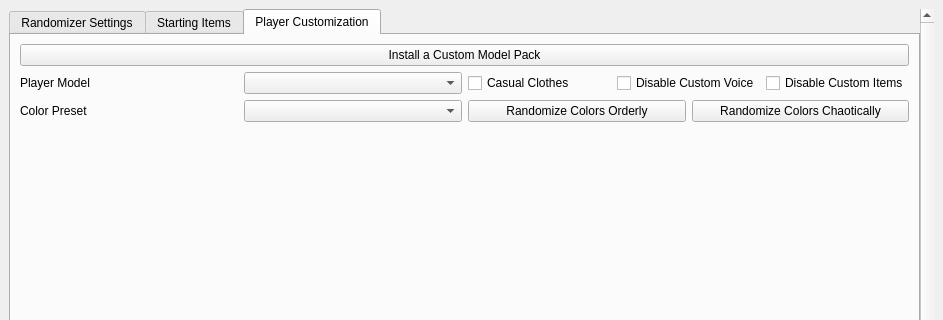
LagoLunatic/wwrando, file wwr_ui/randomizer_window.ui: the form before one commit; both pictures show x 0 to 943 and y 0 to 320 of the 943 by 671 pixel window.
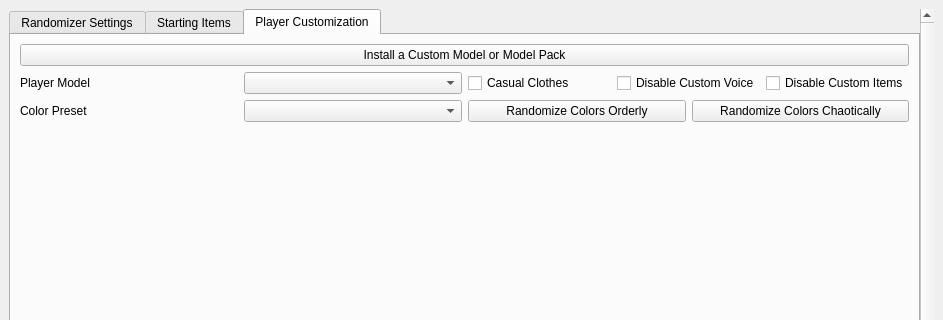
The form after the commit. The open tabs and pages were chosen to show the change.

Commit message: Support custom model packs containing multiple models

The edit to the form file:
```diff
--- a/wwr_ui/randomizer_window.ui
+++ b/wwr_ui/randomizer_window.ui
@@ -937,7 +937,7 @@
               <item row="0" column="0" colspan="2">
                <widget class="QPushButton" name="install_custom_model">
                 <property name="text">
-                 <string>Install a Custom Model Pack</string>
+                 <string>Install a Custom Model or Model Pack</string>
                 </property>
                </widget>
               </item>
```
The commit also changes 2 other files.
